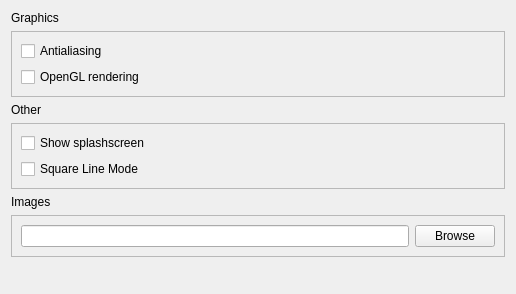
The window that qrgui/dialogs/preferencesPages/miscellaniousPage.ui (qreal/qreal) describes before a commit, drawn with Qt 5.
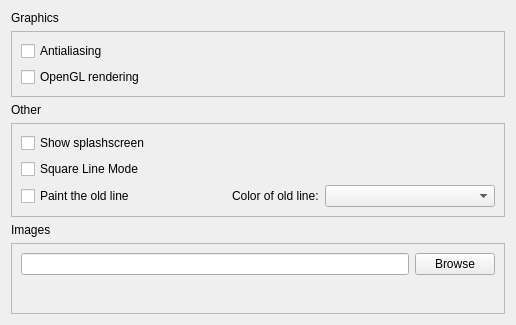
The same window after the commit.

```diff
--- a/qrgui/dialogs/preferencesPages/miscellaniousPage.ui
+++ b/qrgui/dialogs/preferencesPages/miscellaniousPage.ui
@@ -7,7 +7,7 @@
     <x>0</x>
     <y>0</y>
     <width>516</width>
-    <height>294</height>
+    <height>325</height>
    </rect>
   </property>
   <property name="sizePolicy">
@@ -65,7 +65,7 @@
      <property name="frameShadow">
       <enum>QFrame::Raised</enum>
      </property>
-     <layout class="QGridLayout" name="gridLayout_2">
+     <layout class="QGridLayout" name="gridLayout_2" rowstretch="0,0,0,0,0,0">
       <item row="1" column="0">
        <widget class="QCheckBox" name="squareLineModeCheckBox">
         <property name="enabled">
@@ -83,6 +83,52 @@
         </property>
        </widget>
       </item>
+      <item row="3" column="0">
+       <widget class="QCheckBox" name="paintOldLineCheckBox">
+        <property name="enabled">
+         <bool>true</bool>
+        </property>
+        <property name="text">
+         <string>Paint the old line</string>
+        </property>
+       </widget>
+      </item>
+      <item row="3" column="3">
+       <widget class="QComboBox" name="colorComboBox">
+        <property name="minimumSize">
+         <size>
+          <width>170</width>
+          <height>0</height>
+         </size>
+        </property>
+        <property name="frame">
+         <bool>true</bool>
+        </property>
+       </widget>
+      </item>
+      <item row="3" column="2">
+       <widget class="QLabel" name="label_8">
+        <property name="text">
+         <string>Color of old line:</string>
+        </property>
+       </widget>
+      </item>
+      <item row="3" column="1">
+       <spacer name="horizontalSpacer">
+        <property name="orientation">
+         <enum>Qt::Horizontal</enum>
+        </property>
+        <property name="sizeType">
+         <enum>QSizePolicy::Expanding</enum>
+        </property>
+        <property name="sizeHint" stdset="0">
+         <size>
+          <width>40</width>
+          <height>20</height>
+         </size>
+        </property>
+       </spacer>
+      </item>
      </layout>
     </widget>
    </item>
@@ -102,9 +148,6 @@
       <enum>QFrame::Raised</enum>
      </property>
      <layout class="QGridLayout" name="gridLayout_3">
-      <item row="0" column="0">
-       <widget class="QLineEdit" name="imagesPathEdit"/>
-      </item>
       <item row="0" column="1">
        <widget class="QPushButton" name="imagesPathBrowseButton">
         <property name="text">
@@ -112,10 +155,10 @@
         </property>
        </widget>
       </item>
-     </layout>
-    </widget>
-   </item>
-   <item>
+      <item row="0" column="0">
+       <widget class="QLineEdit" name="imagesPathEdit"/>
+      </item>
+      <item row="1" column="0">
     <spacer name="verticalSpacer">
      <property name="orientation">
       <enum>Qt::Vertical</enum>
@@ -127,6 +170,9 @@
       </size>
      </property>
     </spacer>
+      </item>
+     </layout>
+    </widget>
    </item>
   </layout>
  </widget>
```
Lines whose indentation alone changed are shown as unchanged.
